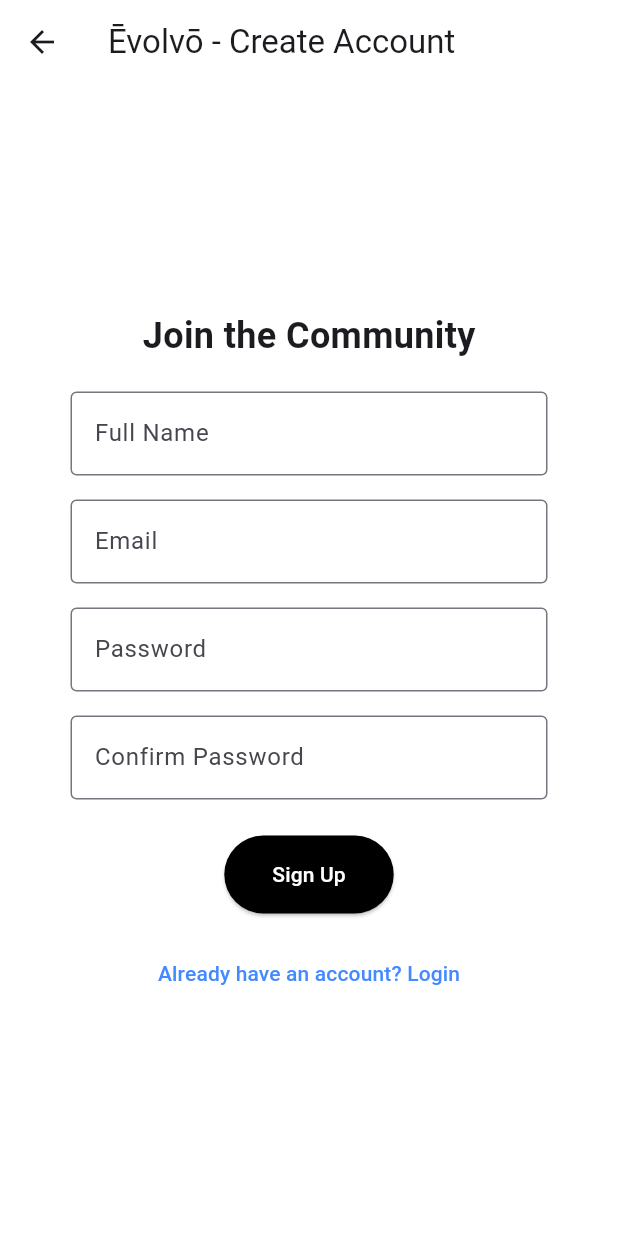
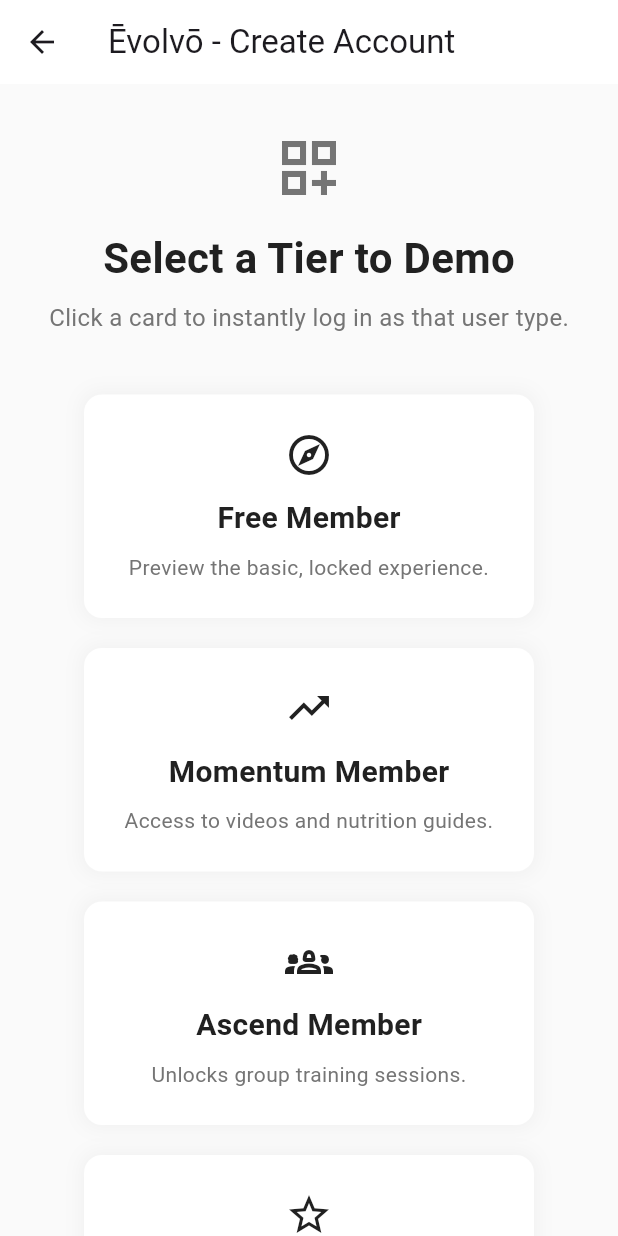
Before and after one commit to NosduhBay/evolvo-marketing-site, a Flutter app: the SignUpPage screen opened directly, on a phone screen of 412 x 824 dp. Run offline on Flutter 3.47's test engine with Material 3 defaults, Android fonts, the phone set to English and light mode, and no system bars; Roboto replaces fonts that are missing (Montserrat).

Commit message:
speed sign in

```diff
--- a/lib/pages/signup_page.dart
+++ b/lib/pages/signup_page.dart
@@ -1,91 +1,160 @@
 import 'package:flutter/material.dart';
-import 'login_page.dart';
+import 'package:group7evolvo/utils/app_colours.dart';
+import 'members_area.dart';
+import 'login_page.dart'; // We need this to access the static email addresses
 
 class SignUpPage extends StatelessWidget {
   const SignUpPage({super.key});
 
+  // Helper method to handle navigation, keeping the UI code cleaner
+  void _loginAs(BuildContext context, String email) {
+    // We use pushReplacement to simulate a real login flow
+    Navigator.pushReplacement(
+      context,
+      MaterialPageRoute(builder: (context) => MembersArea(email: email)),
+    );
+  }
+
   @override
   Widget build(BuildContext context) {
     return Scaffold(
-      backgroundColor: Colors.white, // Set a clean white background
+      backgroundColor: AppColors.lightGrey,
       appBar: AppBar(
         backgroundColor: Colors.white, // Use a strong color for the app bar
         title: const Text('Ēvolvō - Create Account'),
       ),
       body: Center(
         child: SingleChildScrollView(
-          child: Container(
-            width: 350,
-            padding: const EdgeInsets.all(16.0),
+          padding: const EdgeInsets.all(32.0),
           child: Column(
             mainAxisAlignment: MainAxisAlignment.center,
             children: [
-                const Text('Join the Community', style: TextStyle(fontSize: 24, fontWeight: FontWeight.bold)),
-                const SizedBox(height: 20),
-                const TextField(
-                  decoration: InputDecoration(
-                    labelText: 'Full Name',
-                    border: OutlineInputBorder(),
+              const Icon(Icons.dashboard_customize_outlined, size: 48, color: AppColors.secondaryText),
+              const SizedBox(height: 16),
+              const Text(
+                'Select a Tier to Demo',
+                style: TextStyle(fontSize: 28, fontWeight: FontWeight.bold, color: AppColors.primaryText),
               ),
+              const SizedBox(height: 8),
+              const Text(
+                'Click a card to instantly log in as that user type.',
+                style: TextStyle(fontSize: 16, color: AppColors.secondaryText),
               ),
-                const SizedBox(height: 16),
-                const TextField(
-                  decoration: InputDecoration(
-                    labelText: 'Email',
-                    border: OutlineInputBorder(),
+              const SizedBox(height: 40),
+              Wrap(
+                spacing: 20,
+                runSpacing: 20,
+                alignment: WrapAlignment.center,
+                children: [
+                  TierLoginCard(
+                    title: 'Free Member',
+                    description: 'Preview the basic, locked experience.',
+                    icon: Icons.explore_outlined,
+                    onTap: () => _loginAs(context, LoginPage.freeTierMemberEmail),
                   ),
-                  keyboardType: TextInputType.emailAddress,
+                  TierLoginCard(
+                    title: 'Momentum Member',
+                    description: 'Access to videos and nutrition guides.',
+                    icon: Icons.trending_up,
+                    onTap: () => _loginAs(context, LoginPage.momentumMemberEmail),
                   ),
-                const SizedBox(height: 16),
-                const TextField(
-                  decoration: InputDecoration(
-                    labelText: 'Password',
-                    border: OutlineInputBorder(),
+                  TierLoginCard(
+                    title: 'Ascend Member',
+                    description: 'Unlocks group training sessions.',
+                    icon: Icons.groups_2_outlined,
+                    onTap: () => _loginAs(context, LoginPage.ascendMemberEmail),
                   ),
-                  obscureText: true,
-                ),
-                const SizedBox(height: 16),
-                const TextField(
-                  decoration: InputDecoration(
-                    labelText: 'Confirm Password',
-                    border: OutlineInputBorder(),
-                  ),
-                  obscureText: true,
-                ),
-                const SizedBox(height: 24),
-                ElevatedButton(
-                  style: ElevatedButton.styleFrom(
-                    backgroundColor: Colors.black, // Use a strong color for the button
-                    foregroundColor: Colors.white, // Text color
-                    padding: const EdgeInsets.symmetric(horizontal: 32, vertical: 16),
-                  ),
-                  onPressed: () {
-                    // In a real app, this would create the user and then navigate
-                    ScaffoldMessenger.of(context).showSnackBar(
-                      const SnackBar(content: Text('Account Created! Please log in.')),
-                    );
-                    Navigator.pushReplacement(
-                      context,
-                      MaterialPageRoute(builder: (context) => LoginPage()),
-                    );
-                  },
-                  child: const Text('Sign Up'),
-                ),
-                const SizedBox(height: 16),
-                TextButton(
-                  style: TextButton.styleFrom(
-                    foregroundColor: Colors.blueAccent, // Use a strong color for the text
-                  ),
-                  onPressed: () {
-                    Navigator.pop(context);
-                  },
-                  child: const Text('Already have an account? Login'),
+                  TierLoginCard(
+                    title: 'Pinnacle Member',
+                    description: 'Full access to all features & 1-on-1s.',
+                    icon: Icons.star_outline,
+                    onTap: () => _loginAs(context, LoginPage.pinnacleMemberEmail),
                   ),
                 ],
               ),
+
+              const SizedBox(height: 40),
+              TextButton(
+                onPressed: () {
+                  // Navigate back to the standard login page
+                  Navigator.pushReplacement(
+                    context,
+                    MaterialPageRoute(builder: (context) => const LoginPage()),
+                  );
+                },
+                child: const Text('Go to Standard Login Page',
+                  style: TextStyle(
+                    color: Colors.blueAccent,
+                    fontSize: 16,
+                  ),
+                ),
+              ),
+            ],
           ),
         ),
       ),
     );
   }
 }
+
+/// A reusable card widget for our demo login portal.
+class TierLoginCard extends StatelessWidget {
+  final String title;
+  final String description;
+  final IconData icon;
+  final VoidCallback onTap;
+
+  const TierLoginCard({
+    super.key,
+    required this.title,
+    required this.description,
+    required this.icon,
+    required this.onTap,
+  });
+
+  @override
+  Widget build(BuildContext context) {
+    return InkWell(
+      onTap: onTap,
+      borderRadius: BorderRadius.circular(12),
+      child: Container(
+        width: 300,
+        padding: const EdgeInsets.all(24.0),
+        decoration: BoxDecoration(
+          color: AppColors.background,
+          borderRadius: BorderRadius.circular(12),
+          boxShadow: [
+            BoxShadow(
+              color: Colors.grey.withOpacity(0.1),
+              spreadRadius: 2,
+              blurRadius: 10,
+            )
+          ],
+        ),
+        child: Column(
+          children: [
+            Icon(icon, size: 32, color: AppColors.primaryText),
+            const SizedBox(height: 12),
+            Text(
+              title,
+              style: const TextStyle(
+                fontSize: 20,
+                fontWeight: FontWeight.bold,
+                color: AppColors.primaryText,
+              ),
+            ),
+            const SizedBox(height: 8),
+            Text(
+              description,
+              textAlign: TextAlign.center,
+              style: const TextStyle(
+                color: AppColors.secondaryText,
+                fontSize: 14,
+              ),
+            ),
+          ],
+        ),
+      ),
+    );
+  }
+}
```
Lines whose indentation alone changed are shown as unchanged.
